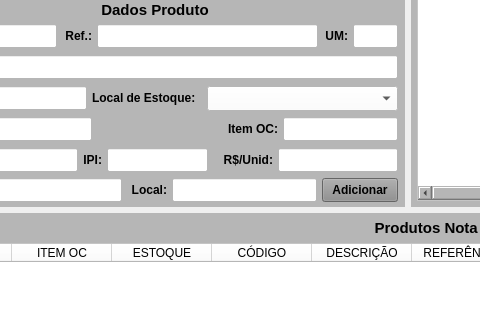
Above: forms/tela_nf_compra_incluir.ui from Azevedo84/erp_suzuki before the change; both pictures show x 101 to 581 and y 145 to 465 of the 1101 by 720 pixel window. Below: the same form after it.
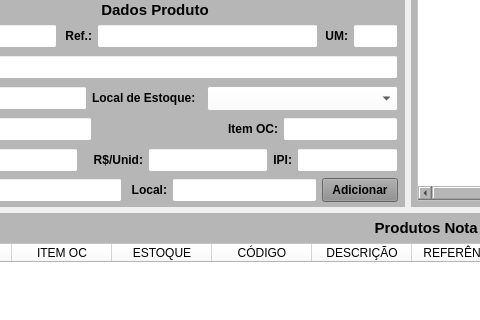
That is the form after the change.

Patch:
```diff
--- a/forms/tela_nf_compra_incluir.ui
+++ b/forms/tela_nf_compra_incluir.ui
@@ -1369,63 +1369,6 @@
                   </property>
                  </widget>
                 </item>
-                <item>
-                 <widget class="QLabel" name="label_65">
-                  <property name="minimumSize">
-                   <size>
-                    <width>0</width>
-                    <height>0</height>
-                   </size>
-                  </property>
-                  <property name="maximumSize">
-                   <size>
-                    <width>40</width>
-                    <height>16777215</height>
-                   </size>
-                  </property>
-                  <property name="font">
-                   <font>
-                    <pointsize>9</pointsize>
-                    <weight>75</weight>
-                    <bold>true</bold>
-                   </font>
-                  </property>
-                  <property name="text">
-                   <string>IPI:</string>
-                  </property>
-                  <property name="alignment">
-                   <set>Qt::AlignRight|Qt::AlignTrailing|Qt::AlignVCenter</set>
-                  </property>
-                 </widget>
-                </item>
-                <item>
-                 <widget class="QLineEdit" name="line_Ipi">
-                  <property name="sizePolicy">
-                   <sizepolicy hsizetype="Preferred" vsizetype="Preferred">
-                    <horstretch>0</horstretch>
-                    <verstretch>0</verstretch>
-                   </sizepolicy>
-                  </property>
-                  <property name="minimumSize">
-                   <size>
-                    <width>55</width>
-                    <height>0</height>
-                   </size>
-                  </property>
-                  <property name="maximumSize">
-                   <size>
-                    <width>16777215</width>
-                    <height>16777215</height>
-                   </size>
-                  </property>
-                  <property name="styleSheet">
-                   <string notr="true">background-color: rgb(255, 255, 255);</string>
-                  </property>
-                  <property name="alignment">
-                   <set>Qt::AlignCenter</set>
-                  </property>
-                 </widget>
-                </item>
                 <item>
                  <widget class="QLabel" name="label_42">
                   <property name="minimumSize">
@@ -1506,6 +1449,63 @@
                   </property>
                  </widget>
                 </item>
+                <item>
+                 <widget class="QLabel" name="label_65">
+                  <property name="minimumSize">
+                   <size>
+                    <width>0</width>
+                    <height>0</height>
+                   </size>
+                  </property>
+                  <property name="maximumSize">
+                   <size>
+                    <width>40</width>
+                    <height>16777215</height>
+                   </size>
+                  </property>
+                  <property name="font">
+                   <font>
+                    <pointsize>9</pointsize>
+                    <weight>75</weight>
+                    <bold>true</bold>
+                   </font>
+                  </property>
+                  <property name="text">
+                   <string>IPI:</string>
+                  </property>
+                  <property name="alignment">
+                   <set>Qt::AlignRight|Qt::AlignTrailing|Qt::AlignVCenter</set>
+                  </property>
+                 </widget>
+                </item>
+                <item>
+                 <widget class="QLineEdit" name="line_Ipi">
+                  <property name="sizePolicy">
+                   <sizepolicy hsizetype="Preferred" vsizetype="Preferred">
+                    <horstretch>0</horstretch>
+                    <verstretch>0</verstretch>
+                   </sizepolicy>
+                  </property>
+                  <property name="minimumSize">
+                   <size>
+                    <width>55</width>
+                    <height>0</height>
+                   </size>
+                  </property>
+                  <property name="maximumSize">
+                   <size>
+                    <width>16777215</width>
+                    <height>16777215</height>
+                   </size>
+                  </property>
+                  <property name="styleSheet">
+                   <string notr="true">background-color: rgb(255, 255, 255);</string>
+                  </property>
+                  <property name="alignment">
+                   <set>Qt::AlignCenter</set>
+                  </property>
+                 </widget>
+                </item>
                </layout>
               </widget>
              </item>
```
Left out of the diff: 6 changed lines with no effect on the pictures.
